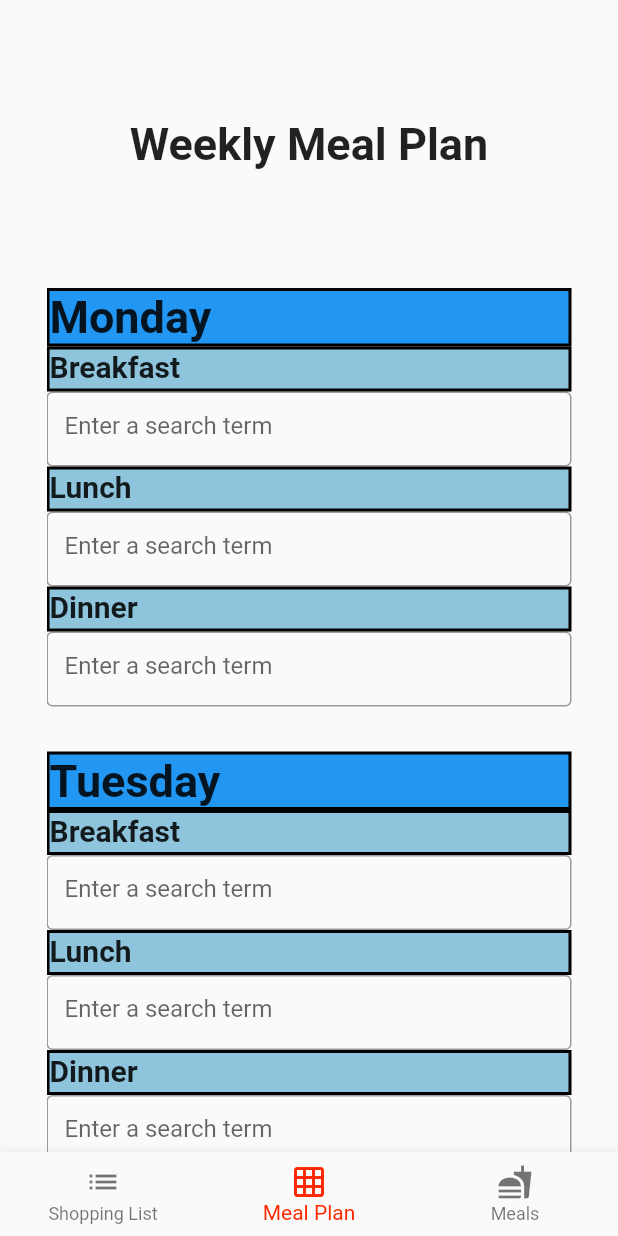
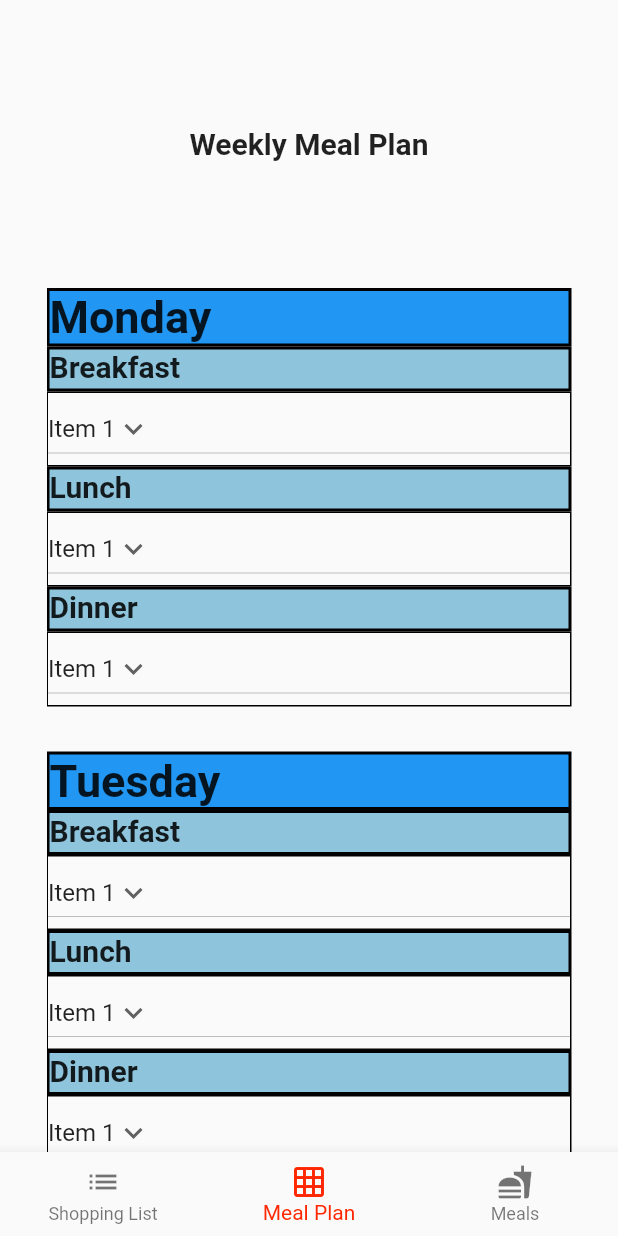
Before and after one commit to oisinfarrell00/Meal-Plan-App, a Flutter app: the screen it shows after launch, item 2 of the bottom bar chosen, on a phone screen of 412 x 824 dp. Run offline on Flutter 3.47's test engine with Material 2 defaults, Android fonts, the light colour scheme and no system bars; our stand-ins replace cloud_firestore, firebase_core; accounts and stored records are empty.

Commit message:
Added functionality to create a meal. Needs errors handling.

```diff
--- /dev/null
+++ b/meal_plan_app/lib/assets/constants.dart
@@ -0,0 +1,10 @@
+import 'package:flutter/material.dart';
+
+const double CONTENT_WIDTH = 350.0;
+const double MEAL_BOX_HEIGHT = 30.0;
+
+const TextStyle DAY_HEADER_TEXT_STYLE =
+    TextStyle(fontWeight: FontWeight.bold, fontSize: 30);
+
+const TextStyle MEAL_HEADER_TEXT_STYLE =
+    TextStyle(fontWeight: FontWeight.bold, fontSize: 20);
--- /dev/null
+++ b/meal_plan_app/lib/drop_down_menu.dart
@@ -0,0 +1,43 @@
+import 'package:flutter/material.dart';
+
+class CustomDropMenuButton extends StatefulWidget {
+  const CustomDropMenuButton({super.key});
+
+  @override
+  State<CustomDropMenuButton> createState() => _CustomDropMenuButtonState();
+}
+
+class _CustomDropMenuButtonState extends State<CustomDropMenuButton> {
+  String dropdownvalue = 'Item 1';
+
+  var items = [
+    'Item 1',
+    'Item 2',
+    'Item 3',
+    'Item 4',
+    'Item 5',
+  ];
+  static const contentWidth = 350.0;
+  @override
+  Widget build(BuildContext context) {
+    return Container(
+        width: contentWidth,
+        height: 50,
+        decoration: BoxDecoration(border: Border.all(color: Colors.black)),
+        child: DropdownButton(
+          value: dropdownvalue,
+          icon: const Icon(Icons.keyboard_arrow_down),
+          items: items.map((String items) {
+            return DropdownMenuItem(
+              value: items,
+              child: Text(items),
+            );
+          }).toList(),
+          onChanged: (String? newValue) {
+            setState(() {
+              dropdownvalue = newValue!;
+            });
+          },
+        ));
+  }
+}
--- a/meal_plan_app/lib/home_page.dart
+++ b/meal_plan_app/lib/home_page.dart
@@ -1,4 +1,5 @@
 import 'package:flutter/material.dart';
+import 'package:meal_plan_app/meal_page.dart';
 import 'package:meal_plan_app/shopping_list.dart';
 import 'package:meal_plan_app/weekly_plan.dart';
 
@@ -11,15 +12,10 @@ class HomePage extends StatefulWidget {
 
 class _HomePageState extends State<HomePage> {
   int _selectedIndex = 0;
-  static const TextStyle optionStyle =
-      TextStyle(fontSize: 30, fontWeight: FontWeight.bold);
   static const List<Widget> _widgetOptions = <Widget>[
     ShoppingList(),
     WeeklyMealPlan(),
-    Text(
-      'Index 2: School',
-      style: optionStyle,
-    ),
+    MealPage(),
   ];
 
   void _onItemTapped(int index) {
--- /dev/null
+++ b/meal_plan_app/lib/meal.dart
@@ -0,0 +1,46 @@
+import 'package:cloud_firestore/cloud_firestore.dart';
+import 'package:flutter/material.dart';
+
+class Meal {
+  String name;
+  List<String> ingredients;
+
+  Meal({
+    required this.name,
+    required this.ingredients,
+  });
+
+  static Meal fromJSON(Map<String, dynamic> json) =>
+      Meal(name: json['name'], ingredients: json['ingredients']);
+
+  Map<String, dynamic> toMap() {
+    return {
+      'name': name,
+      'ingrediets': ingredients,
+    };
+  }
+
+  Future<void> addMealToDatabase(Meal meal) async {
+    try {
+      final docUser =
+          FirebaseFirestore.instance.collection("Meals").doc(meal.name);
+      await docUser.set(meal.toMap());
+    } catch (e) {
+      debugPrint("Error adding meal to database: $e");
+    }
+  }
+
+  Future<void> addMealsToDatabase(List<Meal> meals) async {
+    try {
+      final batch = FirebaseFirestore.instance.batch();
+      for (var meal in meals) {
+        final docUser =
+            FirebaseFirestore.instance.collection("Meals").doc(meal.name);
+        batch.set(docUser, meal.toMap());
+      }
+      await batch.commit();
+    } catch (e) {
+      debugPrint("Error adding meals to database: $e");
+    }
+  }
+}
--- a/meal_plan_app/lib/weekly_plan.dart
+++ b/meal_plan_app/lib/weekly_plan.dart
@@ -1,74 +1,6 @@
 import 'package:flutter/material.dart';
-
-var sundayBreakfastTextController = TextEditingController();
-var sundayLunchTextController = TextEditingController();
-var sundayDinnerTextController = TextEditingController();
-
-List<TextEditingController> sundayTextControllers = [
-  sundayBreakfastTextController,
-  sundayLunchTextController,
-  sundayDinnerTextController
-];
-
-var mondayBreakfastTextController = TextEditingController();
-var mondayLunchTextController = TextEditingController();
-var mondayDinnerTextController = TextEditingController();
-
-List<TextEditingController> mondayTextControllers = [
-  mondayBreakfastTextController,
-  mondayLunchTextController,
-  mondayDinnerTextController
-];
-
-var tuesdayBreakfastTextController = TextEditingController();
-var tuesdayLunchTextController = TextEditingController();
-var tuesdayDinnerTextController = TextEditingController();
-
-List<TextEditingController> tuesdayTextControllers = [
-  tuesdayBreakfastTextController,
-  tuesdayLunchTextController,
-  tuesdayDinnerTextController
-];
-
-var wednesdayBreakfastTextController = TextEditingController();
-var wednesdayLunchTextController = TextEditingController();
-var wednesdayDinnerTextController = TextEditingController();
-
-List<TextEditingController> wednesdayTextControllers = [
-  wednesdayBreakfastTextController,
-  wednesdayLunchTextController,
-  wednesdayDinnerTextController
-];
-
-var thursdayBreakfastTextController = TextEditingController();
-var thursdayLunchTextController = TextEditingController();
-var thursdayDinnerTextController = TextEditingController();
-
-List<TextEditingController> thursdayTextControllers = [
-  thursdayBreakfastTextController,
-  thursdayLunchTextController,
-  thursdayDinnerTextController
-];
-
-var fridayBreakfastTextController = TextEditingController();
-var fridayLunchTextController = TextEditingController();
-var fridayDinnerTextController = TextEditingController();
-
-List<TextEditingController> fridayTextControllers = [
-  fridayBreakfastTextController,
-  fridayLunchTextController,
-  fridayDinnerTextController
-];
-
-var saturdayBreakfastTextController = TextEditingController();
-var saturdayLunchTextController = TextEditingController();
-var saturdayDinnerTextController = TextEditingController();
-
-List<TextEditingController> saturdayTextControllers = [
-  saturdayBreakfastTextController,
-  saturdayLunchTextController,
-  saturdayDinnerTextController
-];
+import 'package:meal_plan_app/drop_down_menu.dart';
+import 'assets/constants.dart' as constants;
 
 class WeeklyMealPlan extends StatefulWidget {
   const WeeklyMealPlan({super.key});
@@ -78,21 +10,12 @@ class WeeklyMealPlan extends StatefulWidget {
 }
 
 class _WeeklyMealPlanState extends State<WeeklyMealPlan> {
-  static const contentWidth = 350.0;
-  static const mealBoxHeaderHeight = 30.0;
-
-  static const dayHeaderTextStyle =
-      TextStyle(fontWeight: FontWeight.bold, fontSize: 30);
-
-  static const mealHeaderTextStyle =
-      TextStyle(fontWeight: FontWeight.bold, fontSize: 20);
-
-  Widget dayTile(String day, List<TextEditingController> controllers) {
+  Widget dayTile(String day) {
     return Column(
       mainAxisAlignment: MainAxisAlignment.center,
       children: [
         Container(
-          width: contentWidth,
+          width: constants.CONTENT_WIDTH,
           decoration: BoxDecoration(
             color: Colors.blue,
             border: Border.all(
@@ -102,12 +25,12 @@ class _WeeklyMealPlanState extends State<WeeklyMealPlan> {
           ),
           child: Text(
             day,
-            style: dayHeaderTextStyle,
+            style: constants.DAY_HEADER_TEXT_STYLE,
           ),
         ),
-        mealTile("Breakfast", controllers[0]),
-        mealTile("Lunch", controllers[1]),
-        mealTile("Dinner", controllers[2]),
+        mealTile("Breakfast"),
+        mealTile("Lunch"),
+        mealTile("Dinner"),
         const SizedBox(
           height: 30,
         )
@@ -115,12 +38,12 @@ class _WeeklyMealPlanState extends State<WeeklyMealPlan> {
     );
   }
 
-  Widget mealTile(String meal, TextEditingController textEditingController) {
+  Widget mealTile(String meal) {
     return Column(
       children: [
         Container(
-          width: contentWidth,
-          height: mealBoxHeaderHeight,
+          width: constants.CONTENT_WIDTH,
+          height: constants.MEAL_BOX_HEIGHT,
           decoration: BoxDecoration(
             color: const Color.fromARGB(255, 143, 197, 220),
             border: Border.all(
@@ -130,19 +53,10 @@ class _WeeklyMealPlanState extends State<WeeklyMealPlan> {
           ),
           child: Text(
             meal,
-            style: mealHeaderTextStyle,
+            style: constants.MEAL_HEADER_TEXT_STYLE,
           ),
         ),
-        SizedBox(
-          width: contentWidth,
-          height: 50,
-          child: TextField(
-              controller: textEditingController,
-              decoration: const InputDecoration(
-                border: OutlineInputBorder(),
-                hintText: 'Enter a search term',
-              )),
-        ),
+        const CustomDropMenuButton()
       ],
     );
   }
@@ -157,7 +71,7 @@ class _WeeklyMealPlanState extends State<WeeklyMealPlan> {
             child: Center(
                 child: Text(
               "Weekly Meal Plan",
-              style: dayHeaderTextStyle,
+              style: constants.MEAL_HEADER_TEXT_STYLE,
             )),
           ),
           Expanded(
@@ -167,13 +81,13 @@ class _WeeklyMealPlanState extends State<WeeklyMealPlan> {
                 child: Column(
                   mainAxisAlignment: MainAxisAlignment.center,
                   children: [
-                    dayTile("Monday", mondayTextControllers),
-                    dayTile("Tuesday", tuesdayTextControllers),
-                    dayTile("Wednesday", wednesdayTextControllers),
-                    dayTile("Thursday", thursdayTextControllers),
-                    dayTile("Friday", fridayTextControllers),
-                    dayTile("Saturday", saturdayTextControllers),
-                    dayTile("Sunday", sundayTextControllers)
+                    dayTile("Monday"),
+                    dayTile("Tuesday"),
+                    dayTile("Wednesday"),
+                    dayTile("Thursday"),
+                    dayTile("Friday"),
+                    dayTile("Saturday"),
+                    dayTile("Sunday")
                   ],
                 ),
               ),
```
Also changed, not shown: meal_plan_app/lib/main.dart (+7 -1 lines), meal_plan_app/lib/meal_page.dart (added, +172 -0 lines), meal_plan_app/pubspec.yaml (+4 -4 lines), meal_plan_app/pubspec.lock, 5 other files.
